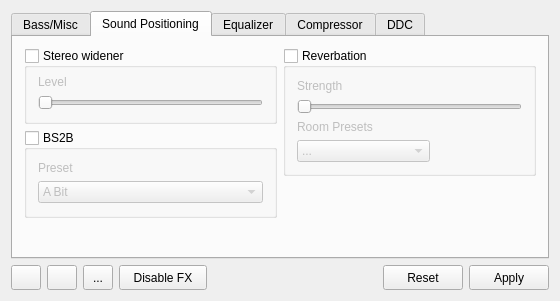
Above: mainwindow.ui from Audio4Linux/JDSP4Linux before the change. Below: the same form after it.
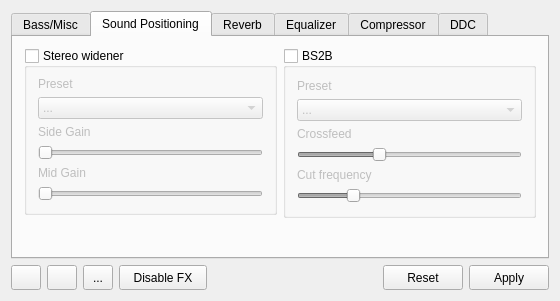
That is the form after the change. The open tabs and pages were chosen to show the change. Icons and pictures are not drawn.

Commit message: BS2B and Stereo Widener: more properties to customize (s/m gain, crossfeed/cut-freq)

Patch:
```diff
--- a/mainwindow.ui
+++ b/mainwindow.ui
@@ -544,7 +544,7 @@
           <item>
            <widget class="QGroupBox" name="stereowidener">
             <property name="whatsThis">
-             <string>&lt;html&gt;&lt;head/&gt;&lt;body&gt;&lt;p&gt;&lt;span style=&quot; font-weight:600; text-decoration: underline;&quot;&gt;Stereo widener&lt;/span&gt;&lt;/p&gt;&lt;p&gt;&lt;span style=&quot; font-weight:600;&quot;&gt;Level: &lt;/span&gt;Strength of the widening effect&lt;/p&gt;&lt;/body&gt;&lt;/html&gt;</string>
+             <string>&lt;html&gt;&lt;head/&gt;&lt;body&gt;&lt;p&gt;&lt;span style=&quot; font-weight:600; text-decoration: underline;&quot;&gt;Stereo widener&lt;/span&gt;&lt;/p&gt;&lt;p&gt;The Mid channel is the center of a stereo image. When the Mid channel is boosted, the listener perceives a more centered (mono) sound to the audio.&lt;/p&gt;&lt;p&gt;The Side channel is the edges of a stereo image. When the Side channel is boosted, the listener perceives a more spacious (wider) sound to the audio.&lt;/p&gt;&lt;/body&gt;&lt;/html&gt;</string>
             </property>
             <property name="title">
              <string>Stereo widener</string>
@@ -560,7 +560,7 @@
               <number>6</number>
              </property>
              <property name="topMargin">
-              <number>7</number>
+              <number>9</number>
              </property>
              <property name="bottomMargin">
               <number>11</number>
@@ -568,44 +568,107 @@
              <item>
               <widget class="QLabel" name="roomsize_label">
                <property name="text">
-                <string>Level</string>
+                <string>Preset</string>
                </property>
               </widget>
              </item>
              <item>
-              <widget class="QSlider" name="stereowidener_lvl">
-               <property name="minimumSize">
+              <widget class="QComboBox" name="stereowide_preset">
+               <item>
+                <property name="text">
+                 <string>...</string>
+                </property>
+               </item>
+               <item>
+                <property name="text">
+                 <string>A Bit</string>
+                </property>
+               </item>
+               <item>
+                <property name="text">
+                 <string>Slight</string>
+                </property>
+               </item>
+               <item>
+                <property name="text">
+                 <string>Moderate</string>
+                </property>
+               </item>
+               <item>
+                <property name="text">
+                 <string>High</string>
+                </property>
+               </item>
+               <item>
+                <property name="text">
+                 <string>Super</string>
+                </property>
+               </item>
+              </widget>
+             </item>
+             <item>
+              <widget class="QLabel" name="label_10">
+               <property name="text">
+                <string>Side Gain</string>
+               </property>
+              </widget>
+             </item>
+             <item>
+              <widget class="QSlider" name="stereowide_s">
+               <property name="maximum">
+                <number>5000</number>
+               </property>
+               <property name="orientation">
+                <enum>Qt::Horizontal</enum>
+               </property>
+              </widget>
+             </item>
+             <item>
+              <widget class="QLabel" name="label_9">
+               <property name="text">
+                <string>Mid Gain</string>
+               </property>
+              </widget>
+             </item>
+             <item>
+              <widget class="QSlider" name="stereowide_m">
+               <property name="maximum">
+                <number>5000</number>
+               </property>
+               <property name="orientation">
+                <enum>Qt::Horizontal</enum>
+               </property>
+              </widget>
+             </item>
+            </layout>
+           </widget>
+          </item>
+          <item>
+           <spacer name="verticalSpacer_6">
+            <property name="orientation">
+             <enum>Qt::Vertical</enum>
+            </property>
+            <property name="sizeType">
+             <enum>QSizePolicy::Expanding</enum>
+            </property>
+            <property name="sizeHint" stdset="0">
                 <size>
-                 <width>0</width>
-                 <height>13</height>
-                </size>
-               </property>
-               <property name="minimum">
-                <number>0</number>
-               </property>
-               <property name="maximum">
-                <number>4</number>
-               </property>
-               <property name="singleStep">
-                <number>1</number>
-               </property>
-               <property name="value">
-                <number>0</number>
-               </property>
-               <property name="tracking">
-                <bool>true</bool>
-               </property>
-               <property name="orientation">
-                <enum>Qt::Horizontal</enum>
-               </property>
-               <property name="invertedControls">
-                <bool>false</bool>
-               </property>
-              </widget>
-             </item>
-            </layout>
-           </widget>
-          </item>
+              <width>20</width>
+              <height>10</height>
+             </size>
+            </property>
+           </spacer>
+          </item>
+         </layout>
+        </item>
+        <item>
+         <layout class="QVBoxLayout" name="verticalLayout_10">
+          <property name="spacing">
+           <number>6</number>
+          </property>
+          <property name="bottomMargin">
+           <number>0</number>
+          </property>
           <item>
            <widget class="QGroupBox" name="bs2b">
             <property name="whatsThis">
@@ -638,26 +701,77 @@
               <widget class="QComboBox" name="bs2b_preset_cb">
                <item>
                 <property name="text">
-                 <string>A Bit</string>
+                 <string>...</string>
                 </property>
                </item>
                <item>
                 <property name="text">
-                 <string>Slight</string>
+                 <string>Default</string>
                 </property>
                </item>
                <item>
                 <property name="text">
-                 <string>Moderate</string>
+                 <string>Chu Moy</string>
                 </property>
                </item>
+               <item>
+                <property name="text">
+                 <string>Jan Meier</string>
+                </property>
+               </item>
+              </widget>
+             </item>
+             <item>
+              <widget class="QLabel" name="label_12">
+               <property name="text">
+                <string>Crossfeed</string>
+               </property>
+              </widget>
+             </item>
+             <item>
+              <widget class="QSlider" name="bs2b_feed">
+               <property name="minimum">
+                <number>10</number>
+               </property>
+               <property name="maximum">
+                <number>150</number>
+               </property>
+               <property name="value">
+                <number>60</number>
+               </property>
+               <property name="orientation">
+                <enum>Qt::Horizontal</enum>
+               </property>
+              </widget>
+             </item>
+             <item>
+              <widget class="QLabel" name="label_11">
+               <property name="text">
+                <string>Cut frequency</string>
+               </property>
+              </widget>
+             </item>
+             <item>
+              <widget class="QSlider" name="bs2b_fcut">
+               <property name="minimum">
+                <number>300</number>
+               </property>
+               <property name="maximum">
+                <number>2000</number>
+               </property>
+               <property name="value">
+                <number>700</number>
+               </property>
+               <property name="orientation">
+                <enum>Qt::Horizontal</enum>
+               </property>
               </widget>
              </item>
             </layout>
            </widget>
           </item>
           <item>
-           <spacer name="verticalSpacer_6">
+           <spacer name="verticalSpacer_5">
             <property name="orientation">
              <enum>Qt::Vertical</enum>
             </property>
@@ -667,21 +781,20 @@
             <property name="sizeHint" stdset="0">
              <size>
               <width>20</width>
-              <height>10</height>
+              <height>11</height>
              </size>
             </property>
            </spacer>
           </item>
          </layout>
         </item>
-        <item>
-         <layout class="QVBoxLayout" name="verticalLayout_10">
-          <property name="spacing">
-           <number>6</number>
-          </property>
-          <property name="bottomMargin">
-           <number>0</number>
-          </property>
+       </layout>
+      </widget>
+      <widget class="QWidget" name="tab_2">
+       <attribute name="title">
+        <string>Reverb</string>
+       </attribute>
+       <layout class="QVBoxLayout" name="verticalLayout_15">
           <item>
            <widget class="QGroupBox" name="reverb">
             <property name="whatsThis">
@@ -698,15 +811,24 @@
             </property>
             <layout class="QVBoxLayout" name="verticalLayout_11">
              <item>
-              <layout class="QVBoxLayout" name="verticalLayout_15">
-               <item>
+            <layout class="QFormLayout" name="formLayout_3">
+             <property name="horizontalSpacing">
+              <number>22</number>
+             </property>
+             <property name="verticalSpacing">
+              <number>6</number>
+             </property>
+             <property name="bottomMargin">
+              <number>0</number>
+             </property>
+             <item row="1" column="0">
                 <widget class="QLabel" name="vhplvl_label">
                  <property name="text">
                   <string>Strength</string>
                  </property>
                 </widget>
                </item>
-               <item>
+             <item row="1" column="1">
                 <widget class="QSlider" name="reverb_strength">
                  <property name="minimumSize">
                   <size>
@@ -714,6 +836,12 @@
                    <height>13</height>
                   </size>
                  </property>
+               <property name="maximumSize">
+                <size>
+                 <width>132</width>
+                 <height>16777215</height>
+                </size>
+               </property>
                  <property name="minimum">
                   <number>0</number>
                  </property>
@@ -734,14 +862,14 @@
                  </property>
                 </widget>
                </item>
-               <item>
+             <item row="0" column="0">
                 <widget class="QLabel" name="label_4">
                  <property name="text">
                   <string>Room Presets</string>
                  </property>
                 </widget>
                </item>
-               <item>
+             <item row="0" column="1">
                 <widget class="QComboBox" name="roompresets">
                  <property name="maximumSize">
                   <size>
@@ -799,24 +927,6 @@
             </layout>
            </widget>
           </item>
-          <item>
-           <spacer name="verticalSpacer_5">
-            <property name="orientation">
-             <enum>Qt::Vertical</enum>
-            </property>
-            <property name="sizeType">
-             <enum>QSizePolicy::Expanding</enum>
-            </property>
-            <property name="sizeHint" stdset="0">
-             <size>
-              <width>20</width>
-              <height>11</height>
-             </size>
-            </property>
-           </spacer>
-          </item>
-         </layout>
-        </item>
        </layout>
       </widget>
       <widget class="QWidget" name="eq">
```
Left out of the diff: 2 changed lines with no effect on the pictures. Lines whose indentation alone changed are shown as unchanged. The commit also changes 5 other files.
